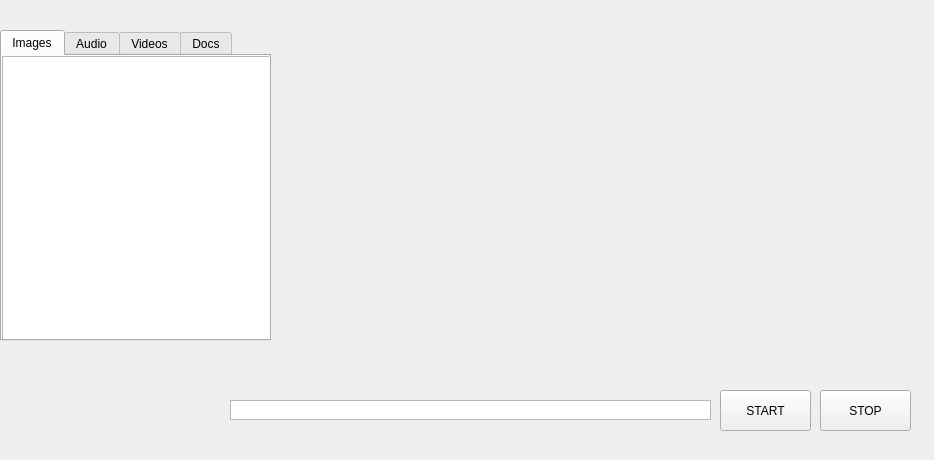
laindash/LainMediaFileParser, file LMFP/main_window.ui: the form before one commit.
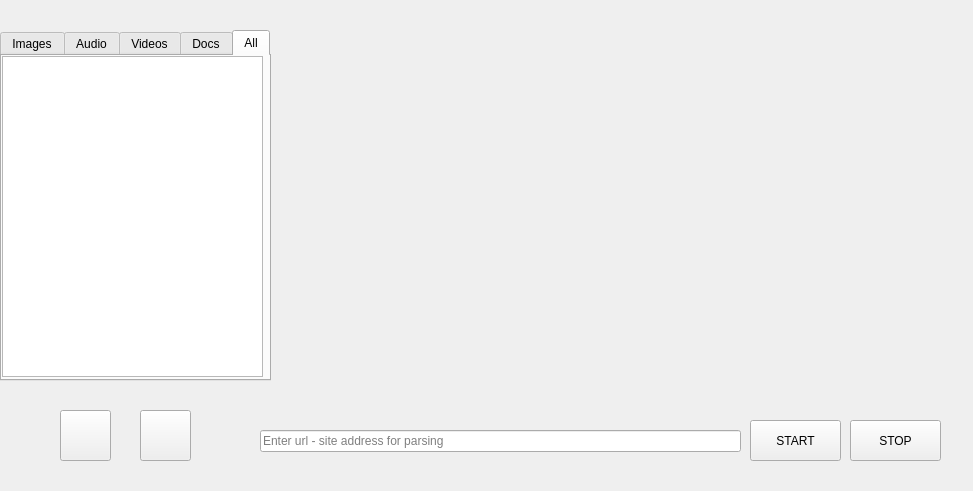
The form after the commit.

```diff
--- a/LMFP/main_window.ui
+++ b/LMFP/main_window.ui
@@ -9,8 +9,8 @@
    <rect>
     <x>0</x>
     <y>0</y>
-    <width>934</width>
-    <height>460</height>
+    <width>973</width>
+    <height>491</height>
    </rect>
   </property>
   <property name="contextMenuPolicy">
@@ -23,8 +23,8 @@
    <widget class="QPushButton" name="btnStart">
     <property name="geometry">
      <rect>
-      <x>720</x>
-      <y>390</y>
+      <x>750</x>
+      <y>420</y>
       <width>91</width>
       <height>41</height>
      </rect>
@@ -39,8 +39,8 @@
    <widget class="QPushButton" name="btnStop">
     <property name="geometry">
      <rect>
-      <x>820</x>
-      <y>390</y>
+      <x>850</x>
+      <y>420</y>
       <width>91</width>
       <height>41</height>
      </rect>
@@ -55,11 +55,11 @@
       <x>0</x>
       <y>30</y>
       <width>271</width>
-      <height>311</height>
+      <height>351</height>
      </rect>
     </property>
     <property name="currentIndex">
-     <number>0</number>
+     <number>4</number>
     </property>
     <widget class="QWidget" name="tabImages">
      <property name="font">
@@ -78,8 +78,8 @@
        <rect>
         <x>0</x>
         <y>0</y>
-        <width>271</width>
-        <height>291</height>
+        <width>261</width>
+        <height>321</height>
        </rect>
       </property>
      </widget>
@@ -123,8 +123,23 @@
        <rect>
         <x>0</x>
         <y>0</y>
-        <width>271</width>
-        <height>291</height>
+        <width>261</width>
+        <height>321</height>
+       </rect>
+      </property>
+     </widget>
+    </widget>
+    <widget class="QWidget" name="tabAll">
+     <attribute name="title">
+      <string>All</string>
+     </attribute>
+     <widget class="QListWidget" name="allList">
+      <property name="geometry">
+       <rect>
+        <x>0</x>
+        <y>0</y>
+        <width>261</width>
+        <height>321</height>
        </rect>
       </property>
      </widget>
@@ -134,9 +149,9 @@
     <property name="geometry">
      <rect>
       <x>290</x>
-      <y>30</y>
+      <y>10</y>
       <width>401</width>
-      <height>341</height>
+      <height>401</height>
      </rect>
     </property>
     <property name="text">
@@ -146,70 +161,65 @@
    <widget class="QWidget" name="verticalLayoutWidget">
     <property name="geometry">
      <rect>
-      <x>710</x>
-      <y>100</y>
-      <width>160</width>
-      <height>131</height>
+      <x>790</x>
+      <y>90</y>
+      <width>101</width>
+      <height>141</height>
      </rect>
     </property>
     <layout class="QVBoxLayout" name="switchesGroup"/>
    </widget>
-   <widget class="QLabel" name="btnSave">
+   <widget class="QLabel" name="btnSettingsPic">
     <property name="geometry">
      <rect>
-      <x>50</x>
-      <y>380</y>
-      <width>41</width>
-      <height>41</height>
-     </rect>
-    </property>
-    <property name="styleSheet">
-     <string notr="true"/>
-    </property>
-    <property name="text">
-     <string/>
-    </property>
-   </widget>
-   <widget class="QLabel" name="btnSettings">
-    <property name="geometry">
-     <rect>
-      <x>110</x>
-      <y>380</y>
-      <width>41</width>
-      <height>41</height>
-     </rect>
-    </property>
-    <property name="styleSheet">
-     <string notr="true"/>
-    </property>
-    <property name="text">
-     <string/>
-    </property>
-   </widget>
-   <widget class="QPlainTextEdit" name="plainTextEdit">
-    <property name="geometry">
-     <rect>
-      <x>230</x>
+      <x>130</x>
       <y>400</y>
+      <width>41</width>
+      <height>41</height>
+     </rect>
+    </property>
+    <property name="styleSheet">
+     <string notr="true"/>
+    </property>
+    <property name="text">
+     <string/>
+    </property>
+   </widget>
+   <widget class="QPushButton" name="btnSave">
+    <property name="geometry">
+     <rect>
+      <x>60</x>
+      <y>410</y>
+      <width>51</width>
+      <height>51</height>
+     </rect>
+    </property>
+    <property name="text">
+     <string/>
+    </property>
+   </widget>
+   <widget class="QPushButton" name="btnSettings">
+    <property name="geometry">
+     <rect>
+      <x>140</x>
+      <y>410</y>
+      <width>51</width>
+      <height>51</height>
+     </rect>
+    </property>
+    <property name="text">
+     <string/>
+    </property>
+   </widget>
+   <widget class="QLineEdit" name="inputUrl">
+    <property name="geometry">
+     <rect>
+      <x>260</x>
+      <y>430</y>
       <width>481</width>
-      <height>20</height>
+      <height>22</height>
      </rect>
     </property>
-    <property name="lineWidth">
-     <number>1</number>
-    </property>
-    <property name="verticalScrollBarPolicy">
-     <enum>Qt::ScrollBarAsNeeded</enum>
-    </property>
-    <property name="plainText">
-     <string/>
-    </property>
-    <property name="backgroundVisible">
-     <bool>false</bool>
-    </property>
-    <property name="centerOnScroll">
-     <bool>true</bool>
-    </property>
     <property name="placeholderText">
      <string>Enter url - site address for parsing</string>
     </property>
```
Left out of the diff: 14 changed lines with no effect on the pictures.
